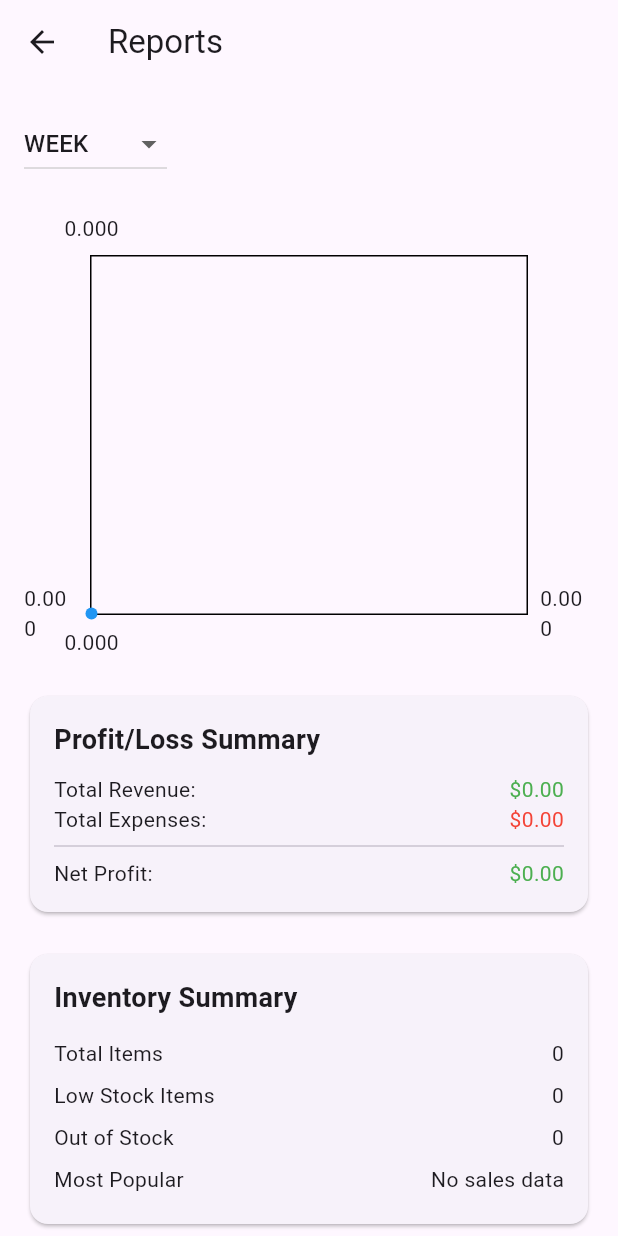
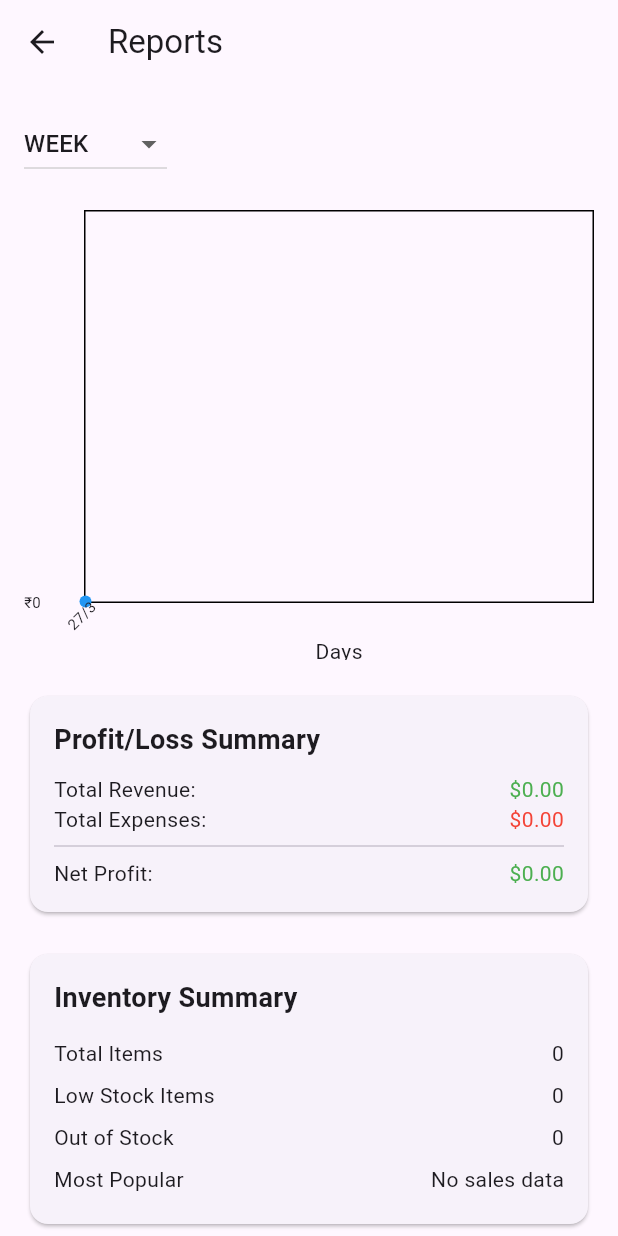
Before and after one commit to maheshbailur/softdrinksdealer, a Flutter app: the ReportsScreen screen opened directly, on a phone screen of 412 x 824 dp. Run offline on Flutter 3.47's test engine with Material 3 defaults, Android fonts, the phone set to English and light mode, and no system bars; drawn by our look-alikes of fl_chart; our stand-ins replace sqflite; accounts and stored records are empty.

Commit message:
updating WEEK line chart

```diff
--- a/lib/screens/reports_screen.dart
+++ b/lib/screens/reports_screen.dart
@@ -5,6 +5,7 @@ import '../repositories/transactions_repository.dart';
 import '../models/drink.dart';
 import '../models/in_transaction.dart';
 import '../models/out_transaction.dart';
+import 'dart:math' show pi;
 
 class ReportsScreen extends StatefulWidget {
   @override
@@ -53,8 +54,6 @@ class _ReportsScreenState extends State<ReportsScreen> {
         await _transactionRepository.getOutTransactionsByDateRange(startDate, endDate);
 
     // Calculate financial metrics
-    // _totalExpenses = inTransactions.fold(0, (sum, tr) => sum + (tr.price * tr.quantity));
-    // _totalRevenue = outTransactions.fold(0, (sum, tr) => sum + (tr.price * tr.quantity));
     _totalExpenses = inTransactions.fold(0, (sum, tr) => sum + tr.price);
     _totalRevenue = outTransactions.fold(0, (sum, tr) => sum + tr.price);
     _netProfit = _totalRevenue - _totalExpenses;
@@ -100,18 +99,32 @@ class _ReportsScreenState extends State<ReportsScreen> {
   List<FlSpot> _createSalesSpots(List<OutTransaction> transactions) {
     if (transactions.isEmpty) return [FlSpot(0, 0)];
 
-    Map<int, double> dailySales = {};
+    Map<DateTime, double> dailySales = {};
     DateTime startDate = _getStartDate();
-    int totalDays = DateTime.now().difference(startDate).inDays;
+    DateTime endDate = DateTime.now();
 
-    for (var tr in transactions) {
-      int daysDiff = tr.transactionDate.difference(startDate).inDays;
-      dailySales[daysDiff] = (dailySales[daysDiff] ?? 0) + (tr.price * tr.quantity);
+    // Initialize all dates in the range with 0
+    for (int i = 0; i <= endDate.difference(startDate).inDays; i++) {
+      dailySales[startDate.add(Duration(days: i))] = 0;
     }
 
+    // Add sales data
+    for (var tr in transactions) {
+      if (tr.transactionDate.isAfter(startDate) &&
+          tr.transactionDate.isBefore(endDate.add(Duration(days: 1)))) {
+        dailySales[DateTime(
+          tr.transactionDate.year,
+          tr.transactionDate.month,
+          tr.transactionDate.day,
+        )] = (dailySales[tr.transactionDate] ?? 0) + tr.price;
+      }
+    }
+
+    // Convert to list of spots
     List<FlSpot> spots = [];
-    for (int i = 0; i <= totalDays; i++) {
-      spots.add(FlSpot(i.toDouble(), dailySales[i] ?? 0));
+    var sortedDates = dailySales.keys.toList()..sort();
+    for (int i = 0; i < sortedDates.length; i++) {
+      spots.add(FlSpot(i.toDouble(), dailySales[sortedDates[i]] ?? 0));
     }
 
     return spots;
@@ -162,25 +175,115 @@ class _ReportsScreenState extends State<ReportsScreen> {
   }
 
   Widget _buildSalesChart() {
-    return Container(
+    // Find min and max values for the Y axis
+    double maxY = _salesSpots.isEmpty ? 10 :
+      _salesSpots.reduce((a, b) => a.y > b.y ? a : b).y;
+    maxY = (maxY * 1.2).ceilToDouble(); // Add 20% padding to max value
+
+    // Get period labels for X axis
+    String periodLabel = switch (_selectedPeriod) {
+      'week' => 'Days',
+      'month' => 'Days',
+      'quarter' => 'Weeks',
+      'year' => 'Months',
+      _ => 'Days'
+    };
+
+    return SizedBox(
       height: 300,
       child: LineChart(
         LineChartData(
-          gridData: FlGridData(show: true),
-          titlesData: FlTitlesData(show: true),
+          gridData: FlGridData(
+            show: true,
+            drawVerticalLine: true,
+            horizontalInterval: maxY / 5, // Show 5 horizontal grid lines
+            verticalInterval: 1,
+          ),
+          titlesData: FlTitlesData(
+            show: true,
+            leftTitles: AxisTitles(
+              sideTitles: SideTitles(
+                showTitles: true,
+                interval: maxY / 5,
+                reservedSize: 40,
+                getTitlesWidget: (value, meta) {
+                  return Text('₹${value.toStringAsFixed(0)}',
+                      style: const TextStyle(fontSize: 10));
+                },
+              ),
+            ),
+            bottomTitles: AxisTitles(
+              axisNameWidget: Text(periodLabel),
+              sideTitles: SideTitles(
+                showTitles: true,
+                interval: _getXAxisInterval(),
+                getTitlesWidget: (value, meta) {
+                  return Transform.rotate(
+                    angle: _selectedPeriod == 'week' ? -45 * pi / 180 : 0,
+                    child: Text(
+                      _getXAxisLabel(value.toInt()),
+                      style: const TextStyle(fontSize: 10),
+                    ),
+                  );
+                },
+              ),
+            ),
+            rightTitles: AxisTitles(
+              sideTitles: SideTitles(showTitles: false),
+            ),
+            topTitles: AxisTitles(
+              sideTitles: SideTitles(showTitles: false),
+            ),
+          ),
           borderData: FlBorderData(show: true),
+          minX: 0,
+          maxX: _salesSpots.isEmpty ? 10 : _salesSpots.length.toDouble() - 1,
+          minY: 0,
+          maxY: maxY,
           lineBarsData: [
             LineChartBarData(
               spots: _salesSpots,
               isCurved: true,
               color: Colors.blue,
               barWidth: 3,
-              dotData: FlDotData(show: true),
+              dotData: const FlDotData(show: true),
             ),
           ],
         ),
       ),
     );
+  }
+
+  double _getXAxisInterval() {
+    switch (_selectedPeriod) {
+      case 'week':
+        return 1; // Show every day
+      case 'month':
+        return 5; // Show every 5 days
+      case 'quarter':
+        return 7; // Show every week
+      case 'year':
+        return 30; // Show every month
+      default:
+        return 1;
+    }
+  }
+
+  String _getXAxisLabel(int value) {
+    DateTime startDate = _getStartDate();
+    switch (_selectedPeriod) {
+      case 'week':
+        final date = startDate.add(Duration(days: value));
+        return '${date.day}/${date.month}'; // Format: DD/MM
+      case 'month':
+        return 'D${value + 1}';
+      case 'quarter':
+        return 'W${(value / 7).ceil()}';
+      case 'year':
+        return 'M${(value / 30).ceil()}';
+      default:
+        return value.toString();
+    }
   }
 
   Widget _buildProfitLossCard() {
```
